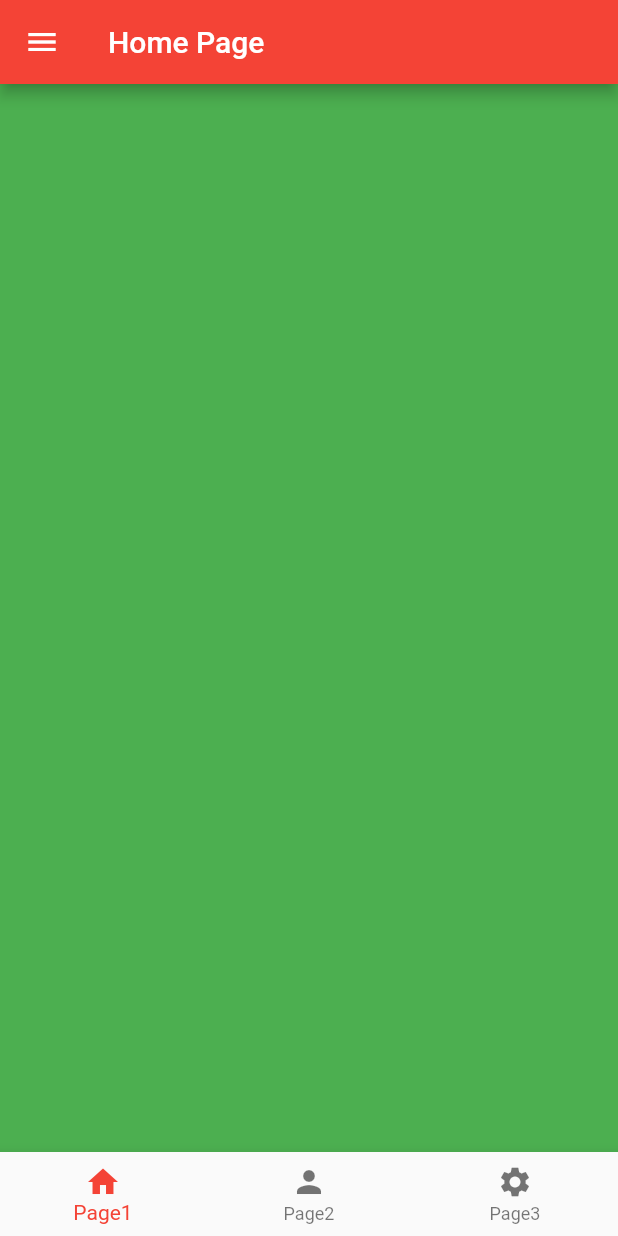
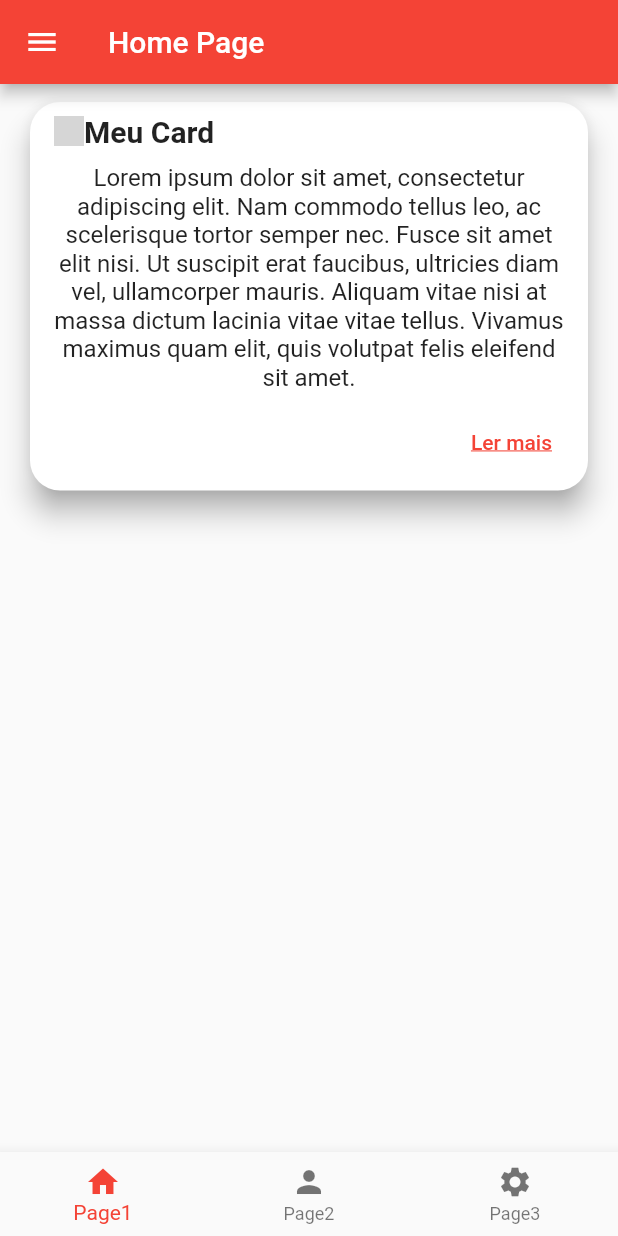
Before and after one commit to Iann-rst/Santander-Bootcamp, a Flutter app: the HomePage screen opened directly, on a phone screen of 412 x 824 dp. Run offline on Flutter 3.47's test engine with Material 2 defaults, Android fonts, the phone set to English and light mode, and no system bars; our stand-ins replace google_fonts; network calls fail; grey boxes are pictures that could not be loaded.

Commit message:
feat: Renomeando page1 e utilizando Widget Card

```diff
--- /dev/null
+++ b/projetos_flutter/diologin/lib/pages/card_page.dart
@@ -0,0 +1,71 @@
+import 'package:flutter/material.dart';
+
+class CardPage extends StatefulWidget {
+  const CardPage({super.key});
+
+  @override
+  State<CardPage> createState() => _CardPageState();
+}
+
+class _CardPageState extends State<CardPage> {
+  @override
+  Widget build(BuildContext context) {
+    return Column(
+      children: [
+        Container(
+          margin: const EdgeInsets.symmetric(horizontal: 16, vertical: 8),
+          width: double.infinity,
+          child: Card(
+            elevation: 8,
+            shape:
+                RoundedRectangleBorder(borderRadius: BorderRadius.circular(20)),
+            shadowColor: Colors.grey,
+            child: Padding(
+              padding: const EdgeInsets.symmetric(horizontal: 16, vertical: 8),
+              child: Column(
+                crossAxisAlignment: CrossAxisAlignment.start,
+                children: [
+                  Row(
+                    children: [
+                      Image.network(
+                        "https://hermes.digitalinnovation.one/assets/diome/logo.png",
+                        height: 20,
+                      ),
+                      const Text(
+                        "Meu Card",
+                        style: TextStyle(
+                            fontSize: 20, fontWeight: FontWeight.bold),
+                      ),
+                    ],
+                  ),
+                  const SizedBox(
+                    height: 10,
+                  ),
+                  const Text(
+                    "Lorem ipsum dolor sit amet, consectetur adipiscing elit. Nam commodo tellus leo, ac scelerisque tortor semper nec. Fusce sit amet elit nisi. Ut suscipit erat faucibus, ultricies diam vel, ullamcorper mauris. Aliquam vitae nisi at massa dictum lacinia vitae vitae tellus. Vivamus maximus quam elit, quis volutpat felis eleifend sit amet.",
+                    textAlign: TextAlign.center,
+                    style: TextStyle(fontSize: 16),
+                  ),
+                  Container(
+                    margin: const EdgeInsets.only(top: 10),
+                    alignment: Alignment.centerRight,
+                    width: double.infinity,
+                    child: TextButton(
+                      onPressed: () {},
+                      child: const Text(
+                        "Ler mais",
+                        style: TextStyle(
+                          decoration: TextDecoration.underline,
+                        ),
+                      ),
+                    ),
+                  ),
+                ],
+              ),
+            ),
+          ),
+        ),
+      ],
+    );
+  }
+}
--- a/projetos_flutter/diologin/lib/pages/home_page.dart
+++ b/projetos_flutter/diologin/lib/pages/home_page.dart
@@ -1,4 +1,4 @@
-import 'package:diologin/pages/page1.dart';
+import 'package:diologin/pages/card_page.dart';
 import 'package:diologin/pages/page2.dart';
 import 'package:diologin/pages/page3.dart';
 import 'package:diologin/shared/widgets/custom_drawer.dart';
@@ -34,7 +34,7 @@ class _HomePageState extends State<HomePage> {
                   });
                 },
                 children: const [
-                  Page1(),
+                  CardPage(),
                   Page2(),
                   Page3(),
                 ],
--- a/projetos_flutter/diologin/lib/pages/page1.dart
+++ /dev/null
@@ -1,15 +0,0 @@
-import 'package:flutter/material.dart';
-
-class Page1 extends StatefulWidget {
-  const Page1({super.key});
-
-  @override
-  State<Page1> createState() => _Page1State();
-}
-
-class _Page1State extends State<Page1> {
-  @override
-  Widget build(BuildContext context) {
-    return Container(color: Colors.green);
-  }
-}
```
